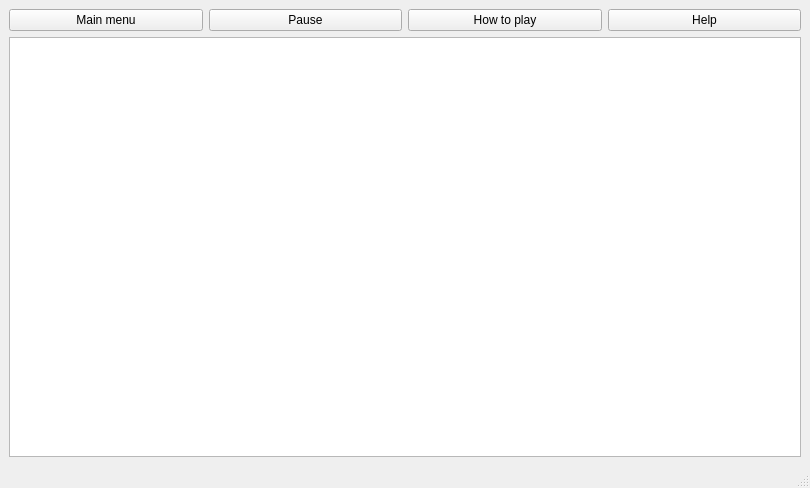
JasonLiu1229/Automata-Group-Project_2021-2022, file QT_UI_Design/UI_LevelScreen.ui: the form before one commit.
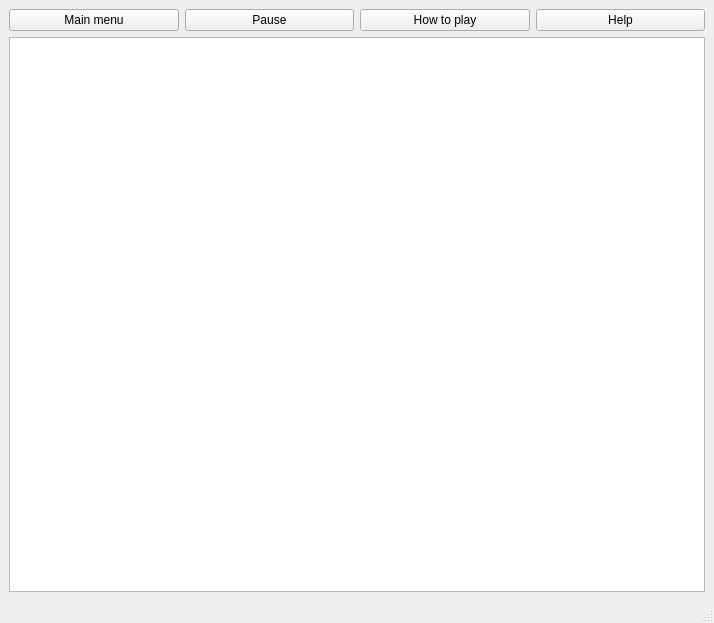
The form after the commit.

The edit to the form file:
```diff
--- a/QT_UI_Design/UI_LevelScreen.ui
+++ b/QT_UI_Design/UI_LevelScreen.ui
@@ -6,8 +6,8 @@
    <rect>
     <x>0</x>
     <y>0</y>
-    <width>810</width>
-    <height>488</height>
+    <width>714</width>
+    <height>623</height>
    </rect>
   </property>
   <property name="windowTitle">
@@ -50,7 +50,14 @@
        </layout>
       </item>
       <item>
-       <widget class="QGraphicsView" name="MazeView"/>
+       <widget class="QGraphicsView" name="MazeView">
+        <property name="sizePolicy">
+         <sizepolicy hsizetype="Expanding" vsizetype="Expanding">
+          <horstretch>0</horstretch>
+          <verstretch>0</verstretch>
+         </sizepolicy>
+        </property>
+       </widget>
       </item>
      </layout>
     </item>
```
Left out of the diff: 6 changed lines with no effect on the pictures.
